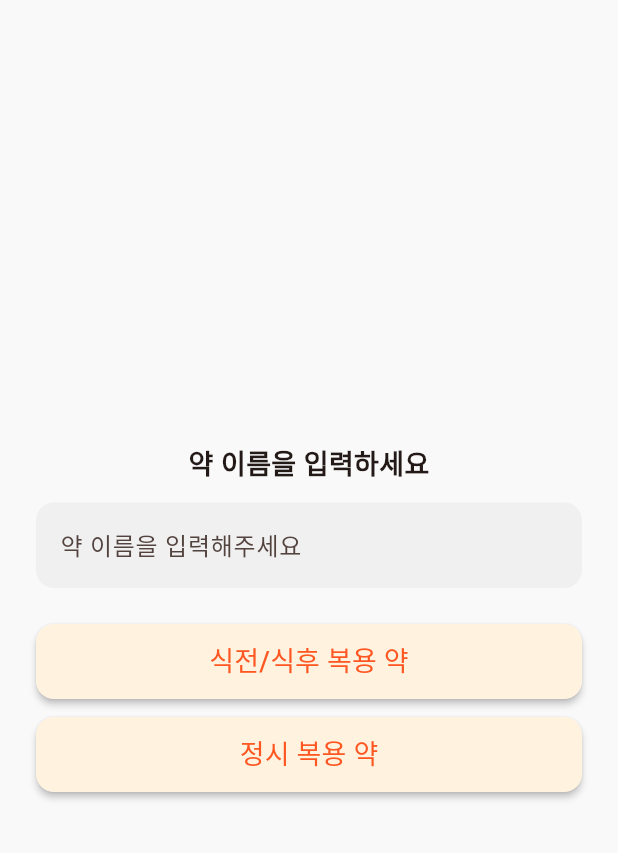
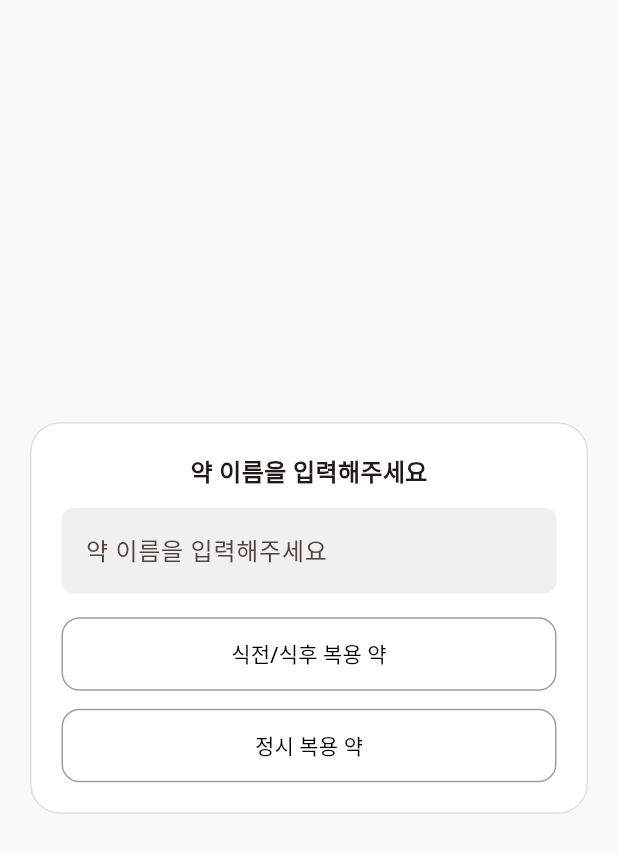
Before and after one commit to gdsc-ssu/ongi-app, a Flutter app: the PrePostMealMedicineAdder screen opened directly with empty values, after a tap on "닫기", on a phone screen of 412 x 824 dp. Shown: the top 853 px of the screen. Run offline on Flutter 3.47's test engine with Material 3 defaults, Android fonts, the phone set to English and light mode, and no system bars.

Commit message:
[feat] widget 디자인 1차 변경

```diff
--- a/ongi/lib/widgets/medicine/medicine_type_selector.dart
+++ b/ongi/lib/widgets/medicine/medicine_type_selector.dart
@@ -1,9 +1,10 @@
 import 'package:flutter/material.dart';
-import 'package:ongi/widgets/medicine/prepost_meal_medicine_adder.dart';
-import 'package:ongi/widgets/medicine/timed_medicine_adder.dart';
+import 'prepost_meal_medicine_adder.dart';
+import 'timed_medicine_adder.dart';
+
 
 class MedicineTypeSelector extends StatefulWidget {
-  const MedicineTypeSelector({Key? key}) : super(key: key);
+  const MedicineTypeSelector({super.key});
 
   @override
   State<MedicineTypeSelector> createState() => _MedicineTypeSelectorState();
@@ -11,101 +12,103 @@ class MedicineTypeSelector extends StatefulWidget {
 
 class _MedicineTypeSelectorState extends State<MedicineTypeSelector> {
   final TextEditingController _controller = TextEditingController();
-  String? _errorText;
+  bool _showError = false;
 
-  void _navigateToPrePostMeal() {
+  void _navigateTo(Widget page) {
     if (_controller.text.isEmpty) {
-      setState(() {
-        _errorText = '약 이름을 입력해주세요';
-      });
+      setState(() => _showError = true);
       return;
     }
     Navigator.push(
       context,
-      MaterialPageRoute(
-        builder: (context) => PrePostMealMedicineAdder(medicationName: _controller.text),
-      ),
-    );
-  }
-
-  void _navigateToTimedMedicine() {
-    if (_controller.text.isEmpty) {
-      setState(() {
-        _errorText = '약 이름을 입력해주세요';
-      });
-      return;
-    }
-    Navigator.push(
-      context,
-      MaterialPageRoute(
-        builder: (context) => TimedMedicineAdder(medicationName: _controller.text),
-      ),
+      MaterialPageRoute(builder: (context) => page),
     );
   }
 
   @override
   Widget build(BuildContext context) {
+    final inputWidth = MediaQuery.of(context).size.width - 80;
+
     return Scaffold(
       backgroundColor: const Color(0xFFF9F9F9),
       body: Center(
-        child: Padding(
-          padding: const EdgeInsets.all(24.0),
+        child: Container(
+          width: inputWidth + 40,
+          padding: const EdgeInsets.all(20),
+          decoration: BoxDecoration(
+            color: Colors.white,
+            border: Border.all(color: Colors.grey.shade300),
+            borderRadius: BorderRadius.circular(20),
+          ),
           child: Column(
-            mainAxisAlignment: MainAxisAlignment.center,
-            crossAxisAlignment: CrossAxisAlignment.center,
+            mainAxisSize: MainAxisSize.min,
             children: [
               const Text(
-                '약 이름을 입력하세요',
-                style: TextStyle(fontSize: 18, fontWeight: FontWeight.bold),
+                '약 이름을 입력해주세요',
+                style: TextStyle(fontSize: 16, fontWeight: FontWeight.bold),
               ),
               const SizedBox(height: 12),
               TextField(
                 controller: _controller,
                 decoration: InputDecoration(
+                  hintText: '약 이름을 입력해주세요',
                   filled: true,
                   fillColor: const Color(0xFFF0F0F0),
-                  hintText: '약 이름을 입력해주세요',
                   border: OutlineInputBorder(
-                    borderRadius: BorderRadius.circular(12),
+                    borderRadius: BorderRadius.circular(8),
                     borderSide: BorderSide.none,
                   ),
                 ),
               ),
-              if (_errorText != null)
-                Padding(
-                  padding: const EdgeInsets.only(top: 8.0),
+              if (_showError)
+                const Padding(
+                  padding: EdgeInsets.only(top: 8),
                   child: Text(
-                    _errorText!,
-                    style: const TextStyle(color: Colors.deepOrange, fontSize: 14),
+                    '약 이름을 입력해주세요',
+                    style: TextStyle(color: Colors.deepOrange),
                   ),
                 ),
-              const SizedBox(height: 24),
-              ElevatedButton(
-                onPressed: _navigateToPrePostMeal,
-                style: ElevatedButton.styleFrom(
-                  backgroundColor: Colors.orange.shade50,
-                  foregroundColor: Colors.deepOrange,
-                  elevation: 2,
-                  minimumSize: const Size(double.infinity, 50),
+              const SizedBox(height: 16),
+              Column(
+                children: [
+                  SizedBox(
+                    width: inputWidth,
+                    child: OutlinedButton(
+                      onPressed: () => _navigateTo(
+                        PrePostMealMedicineAdder(
+                          medicationName: _controller.text,
+                        ),
+                      ),
+                      style: OutlinedButton.styleFrom(
+                        side: const BorderSide(color: Colors.grey),
+                        padding: const EdgeInsets.symmetric(vertical: 14),
                         shape: RoundedRectangleBorder(
                           borderRadius: BorderRadius.circular(12),
                         ),
                       ),
-                child: const Text('식전/식후 복용 약', style: TextStyle(fontSize: 18)),
+                      child: const Text('식전/식후 복용 약', style: TextStyle(color: Colors.black)),
+                    ),
                   ),
                   const SizedBox(height: 12),
-              ElevatedButton(
-                onPressed: _navigateToTimedMedicine,
-                style: ElevatedButton.styleFrom(
-                  backgroundColor: Colors.orange.shade50,
-                  foregroundColor: Colors.deepOrange,
-                  elevation: 2,
-                  minimumSize: const Size(double.infinity, 50),
+                  SizedBox(
+                    width: inputWidth,
+                    child: OutlinedButton(
+                      onPressed: () => _navigateTo(
+                        TimedMedicineAdder(
+                          medicationName: _controller.text,
+                        ),
+                      ),
+                      style: OutlinedButton.styleFrom(
+                        side: const BorderSide(color: Colors.grey),
+                        padding: const EdgeInsets.symmetric(vertical: 14),
                         shape: RoundedRectangleBorder(
                           borderRadius: BorderRadius.circular(12),
                         ),
                       ),
-                child: const Text('정시 복용 약', style: TextStyle(fontSize: 18)),
+                      child: const Text('정시 복용 약', style: TextStyle(color: Colors.black)),
+                    ),
+                  ),
+                ],
               ),
             ],
           ),
--- a/ongi/lib/widgets/medicine/prepost_meal_medicine_adder.dart
+++ b/ongi/lib/widgets/medicine/prepost_meal_medicine_adder.dart
@@ -1,28 +1,21 @@
 import 'package:flutter/material.dart';
+import 'package:ongi/widgets/medicine/medicine_type_selector.dart';
 
 class PrePostMealMedicineAdder extends StatefulWidget {
   final String medicationName;
 
-  const PrePostMealMedicineAdder({Key? key, required this.medicationName}) : super(key: key);
+  const PrePostMealMedicineAdder({Key? key, required this.medicationName})
+      : super(key: key);
 
   @override
-  State<PrePostMealMedicineAdder> createState() => _PrePostMealMedicineAdderState();
+  State<PrePostMealMedicineAdder> createState() =>
+      _PrePostMealMedicineAdderState();
 }
 
 class _PrePostMealMedicineAdderState extends State<PrePostMealMedicineAdder> {
-  String? mealTiming; // 식전 or 식후
-  List<String> selectedMeals = []; // 아침, 점심, 저녁
-  String? beforeAfterTime; // 30분 or 1시간
-
-  void toggleMeal(String meal) {
-    setState(() {
-      if (selectedMeals.contains(meal)) {
-        selectedMeals.remove(meal);
-      } else {
-        selectedMeals.add(meal);
-      }
-    });
-  }
+  String? mealTiming;
+  String? selectedMeal;
+  String? beforeAfterTime;
 
   @override
   Widget build(BuildContext context) {
@@ -33,93 +26,89 @@ class _PrePostMealMedicineAdderState extends State<PrePostMealMedicineAdder> {
         backgroundColor: Colors.white,
         elevation: 0,
       ),
-      body: Padding(
-        padding: const EdgeInsets.all(24.0),
+      body: Center(
+        child: Container(
+          margin: const EdgeInsets.all(20),
+          padding: const EdgeInsets.all(20),
+          decoration: BoxDecoration(
+            color: Colors.white,
+            borderRadius: BorderRadius.circular(20),
+            border: Border.all(color: Colors.grey.shade300),
+          ),
           child: Column(
             crossAxisAlignment: CrossAxisAlignment.start,
             children: [
-            const Text(
-              '식전/식후 (택 1)',
-              style: TextStyle(fontSize: 20, fontWeight: FontWeight.bold),
+              const Text('식전/식후 (택 1)',
+                  style: TextStyle(fontSize: 18, fontWeight: FontWeight.bold)),
+              Row(
+                children: _buildRadioRow(['식전', '식후'], mealTiming,
+                    (val) => setState(() => mealTiming = val)),
               ),
               const SizedBox(height: 12),
+              const Text('복용 시간 (중복 선택 불가)',
+                  style: TextStyle(fontSize: 18, fontWeight: FontWeight.bold)),
               Row(
-              mainAxisAlignment: MainAxisAlignment.spaceEvenly,
-              children: [
-                _buildSelectButton('식전', mealTiming == '식전', () {
-                  setState(() => mealTiming = '식전');
-                }),
-                _buildSelectButton('식후', mealTiming == '식후', () {
-                  setState(() => mealTiming = '식후');
-                }),
-              ],
-            ),
-            const SizedBox(height: 32),
-            const Text(
-              '복용 시간 (중복 선택 가능)',
-              style: TextStyle(fontSize: 20, fontWeight: FontWeight.bold),
+                children: _buildRadioRow(['아침', '점심', '저녁'], selectedMeal,
+                    (val) => setState(() => selectedMeal = val)),
               ),
               const SizedBox(height: 12),
+              const Text('알림 시간 (택 1)',
+                  style: TextStyle(fontSize: 18, fontWeight: FontWeight.bold)),
               Row(
-              mainAxisAlignment: MainAxisAlignment.spaceEvenly,
-              children: [
-                _buildSelectButton('아침', selectedMeals.contains('아침'), () => toggleMeal('아침')),
-                _buildSelectButton('점심', selectedMeals.contains('점심'), () => toggleMeal('점심')),
-                _buildSelectButton('저녁', selectedMeals.contains('저녁'), () => toggleMeal('저녁')),
-              ],
-            ),
-            const SizedBox(height: 32),
-            const Text(
-              '알림 시간 (택 1)',
-              style: TextStyle(fontSize: 20, fontWeight: FontWeight.bold),
-            ),
-            const SizedBox(height: 12),
-            Row(
-              mainAxisAlignment: MainAxisAlignment.spaceEvenly,
-              children: [
-                _buildSelectButton('30분', beforeAfterTime == '30분', () {
-                  setState(() => beforeAfterTime = '30분');
-                }),
-                _buildSelectButton('1시간', beforeAfterTime == '1시간', () {
-                  setState(() => beforeAfterTime = '1시간');
-                }),
-              ],
+                children: _buildRadioRow(['30분', '1시간'], beforeAfterTime,
+                    (val) => setState(() => beforeAfterTime = val)),
               ),
             ],
           ),
         ),
+      ),
       bottomNavigationBar: Padding(
-        padding: const EdgeInsets.symmetric(horizontal: 24.0, vertical: 16.0),
+        padding: const EdgeInsets.symmetric(horizontal: 24.0, vertical: 8.0),
         child: Row(
           children: [
             Expanded(
               child: OutlinedButton(
-                onPressed: () => Navigator.pop(context),
+                onPressed: () => Navigator.pushAndRemoveUntil(
+                  context,
+                  MaterialPageRoute(
+                      builder: (context) => const MedicineTypeSelector()),
+                  (route) => false,
+                ),
                 style: OutlinedButton.styleFrom(
                   side: const BorderSide(color: Colors.grey),
-                  padding: const EdgeInsets.symmetric(vertical: 16),
+                  padding: const EdgeInsets.symmetric(vertical: 14),
                   shape: RoundedRectangleBorder(
                     borderRadius: BorderRadius.circular(12),
                   ),
                 ),
-                child: const Text('닫기', style: TextStyle(fontSize: 18, color: Colors.black)),
+                child: const Text('닫기',
+                    style: TextStyle(fontSize: 16, color: Colors.black)),
               ),
             ),
-            const SizedBox(width: 12),
+            const SizedBox(width: 10),
             Expanded(
               child: ElevatedButton(
-                onPressed: (mealTiming != null && selectedMeals.isNotEmpty && beforeAfterTime != null)
-                    ? () {}
+                onPressed: (mealTiming != null &&
+                        selectedMeal != null &&
+                        beforeAfterTime != null)
+                    ? () => Navigator.pushAndRemoveUntil(
+                          context,
+                          MaterialPageRoute(
+                              builder: (context) =>
+                                  const MedicineTypeSelector()),
+                          (route) => false,
+                        )
                     : null,
                 style: ElevatedButton.styleFrom(
                   backgroundColor: const Color(0xFFFF8A50),
                   disabledBackgroundColor: Colors.grey.shade300,
-                  padding: const EdgeInsets.symmetric(vertical: 16),
+                  padding: const EdgeInsets.symmetric(vertical: 14),
                   shape: RoundedRectangleBorder(
                     borderRadius: BorderRadius.circular(12),
                   ),
                 ),
-                child: const Text('저장', style: TextStyle(fontSize: 18, color: Colors.white)),
+                child: const Text('저장',
+                    style: TextStyle(fontSize: 16, color: Colors.white)),
               ),
             ),
           ],
@@ -128,20 +117,21 @@ class _PrePostMealMedicineAdderState extends State<PrePostMealMedicineAdder> {
     );
   }
 
-  Widget _buildSelectButton(String label, bool selected, VoidCallback onTap) {
-    return ElevatedButton(
-      onPressed: onTap,
-      style: ElevatedButton.styleFrom(
-        backgroundColor: selected ? const Color(0xFFFF8A50) : Colors.white,
-        foregroundColor: selected ? Colors.white : Colors.black,
-        elevation: 0,
-        side: BorderSide(color: selected ? Colors.deepOrange : Colors.grey),
-        shape: RoundedRectangleBorder(
-          borderRadius: BorderRadius.circular(12),
+  List<Widget> _buildRadioRow(
+      List<String> options, String? groupValue, ValueChanged<String> onChanged) {
+    return options.map((option) {
+      return Row(
+        children: [
+          Radio<String>(
+            value: option,
+            groupValue: groupValue,
+            activeColor: Colors.deepOrange,
+            onChanged: (val) => onChanged(val!),
           ),
-        padding: const EdgeInsets.symmetric(horizontal: 20, vertical: 14),
-      ),
-      child: Text(label, style: const TextStyle(fontSize: 18)),
+          Text(option, style: const TextStyle(fontSize: 16)),
+          const SizedBox(width: 8),
+        ],
       );
+    }).toList();
   }
 }
```
Also changed, not shown: ongi/lib/main.dart (+3 -4 lines), ongi/lib/widgets/medicine/timed_medicine_adder.dart (+45 -21 lines). Lines whose indentation alone changed are shown as unchanged.
